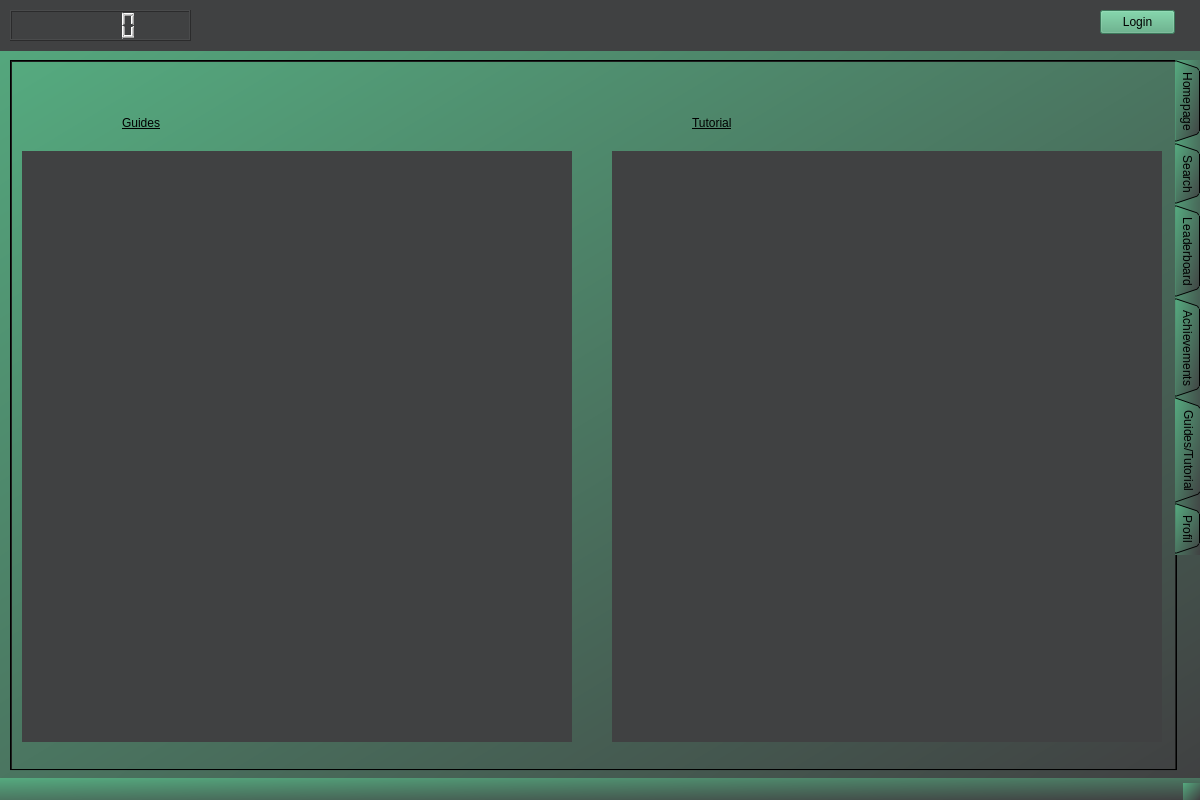
Above: client/form.ui from SushantKumarPandey/Crypto-Tradeing-App-with-fake-currency before the change. Below: the same form after it.
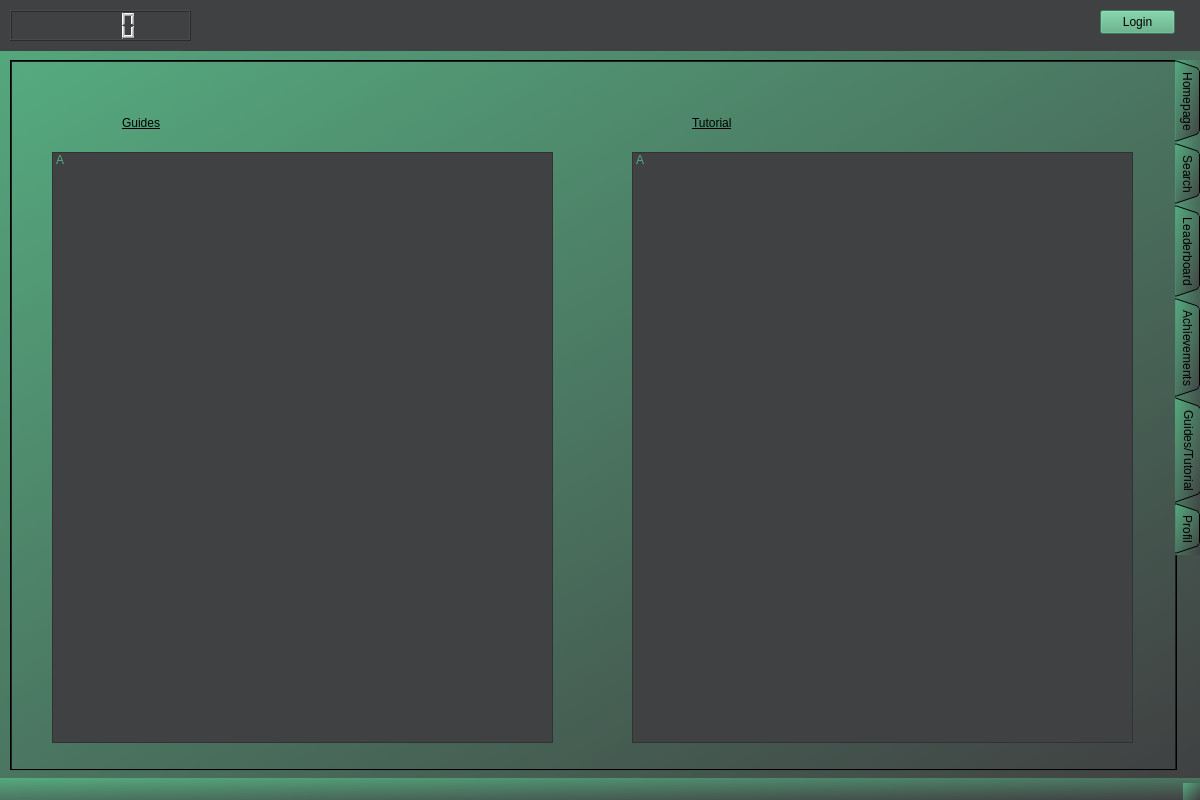
That is the form after the change. The open tabs and pages were chosen to show the change.

Commit message: feat: tutorial und guide funktion mit infos

Diff of the .ui file:
```diff
--- a/client/form.ui
+++ b/client/form.ui
@@ -871,32 +871,6 @@
      <attribute name="title">
       <string>Guides/Tutorial</string>
      </attribute>
-     <widget class="QWidget" name="widget_5" native="true">
-      <property name="geometry">
-       <rect>
-        <x>10</x>
-        <y>89</y>
-        <width>550</width>
-        <height>591</height>
-       </rect>
-      </property>
-      <property name="styleSheet">
-       <string notr="true">background-color: rgb(64, 65, 66);</string>
-      </property>
-     </widget>
-     <widget class="QWidget" name="widget_7" native="true">
-      <property name="geometry">
-       <rect>
-        <x>600</x>
-        <y>89</y>
-        <width>550</width>
-        <height>591</height>
-       </rect>
-      </property>
-      <property name="styleSheet">
-       <string notr="true">background-color: rgb(64, 65, 66);</string>
-      </property>
-     </widget>
      <widget class="QLabel" name="label_9">
       <property name="geometry">
        <rect>
@@ -935,6 +909,46 @@
        <string>Guides</string>
       </property>
      </widget>
+     <widget class="QListWidget" name="Tutorial">
+      <property name="geometry">
+       <rect>
+        <x>620</x>
+        <y>90</y>
+        <width>501</width>
+        <height>591</height>
+       </rect>
+      </property>
+      <property name="styleSheet">
+       <string notr="true">font: 14pt &quot;Segoe UI&quot;;
+background-color: rgb(64, 65, 66);
+color: rgb(85, 170, 127);</string>
+      </property>
+      <item>
+       <property name="text">
+        <string>A</string>
+       </property>
+      </item>
+     </widget>
+     <widget class="QListWidget" name="Guides">
+      <property name="geometry">
+       <rect>
+        <x>40</x>
+        <y>90</y>
+        <width>501</width>
+        <height>591</height>
+       </rect>
+      </property>
+      <property name="styleSheet">
+       <string notr="true">font: 14pt &quot;Segoe UI&quot;;
+background-color: rgb(64, 65, 66);
+color: rgb(85, 170, 127);</string>
+      </property>
+      <item>
+       <property name="text">
+        <string>A</string>
+       </property>
+      </item>
+     </widget>
     </widget>
     <widget class="QWidget" name="Profil">
      <attribute name="title">
```
Left out of the diff: 2 changed lines with no effect on the pictures. The commit also changes 2 other files.
